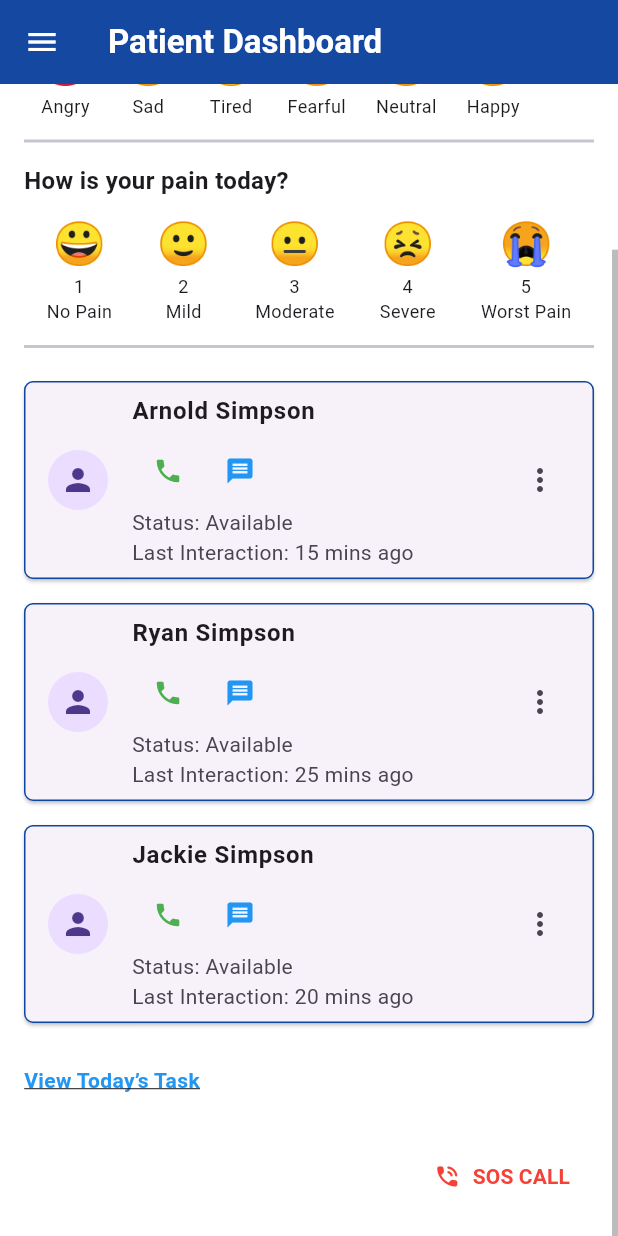
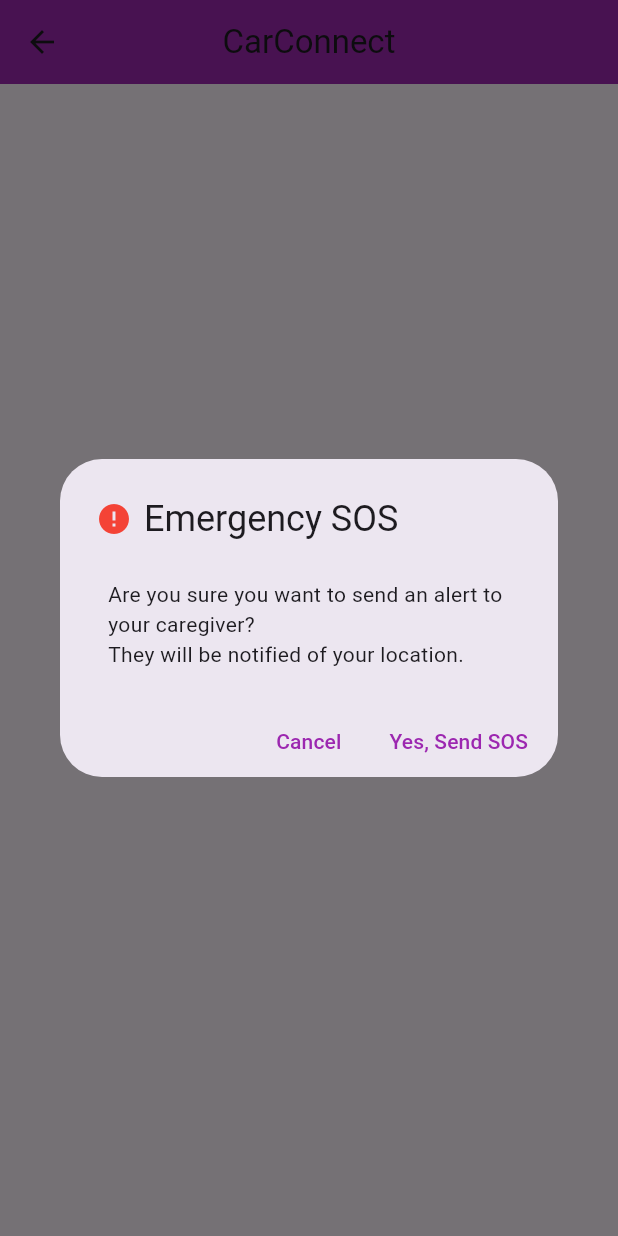
Before and after one commit to umgc/summer2025, a Flutter app: the PatientDashboard screen opened directly with empty values, scrolled down 129 dp, after a tap on "SOS CALL", on a phone screen of 412 x 824 dp. Run offline on Flutter 3.47's test engine with Material 3 defaults, Android fonts, the phone set to English and light mode, and no system bars; our stand-ins replace camera, confetti, file_picker, flutter_dotenv, flutter_secure_storage, image_picker and 2 more; missing offline and left inert: google_ml_kit, jitsi_meet_flutter_sdk; accounts and stored records are empty.

Commit message:
cc-Diana initial check in

```diff
--- /dev/null
+++ b/careconnect2025/frontend/lib/frontend/PatientDashboard/mainscreen.dart
@@ -0,0 +1,85 @@
+
+import 'package:care_connect_app/frontend/PatientDashboard/sosscreen.dart';
+import 'package:flutter/material.dart';
+
+import 'cancelscreen.dart';
+
+class EmergencyScreen extends StatefulWidget {
+  @override
+  _EmergencyScreenState createState() => _EmergencyScreenState();
+}
+
+class _EmergencyScreenState extends State<EmergencyScreen> {
+  @override
+  void initState() {
+    super.initState();
+    // Schedule dialog after build is complete
+    WidgetsBinding.instance.addPostFrameCallback((_) {
+      _showEmergencyDialog();
+    });
+  }
+
+  void _showEmergencyDialog() {
+    showDialog(
+      context: context,
+      builder: (context) => AlertDialog(
+        title: Padding(
+          padding: const EdgeInsets.only(bottom: 8.0),
+          child: Row(
+            children: [
+              Icon(Icons.error, color: Colors.red),
+              SizedBox(width: 8),
+              Text("Emergency SOS"),
+            ],
+          ),
+        ),
+        content: Padding(
+          padding: const EdgeInsets.symmetric(horizontal: 8.0),
+          child: Text(
+            "Are you sure you want to send an alert to your caregiver?\nThey will be notified of your location.",
+          ),
+        ),
+        actionsPadding: const EdgeInsets.symmetric(horizontal: 8.0),
+        actions: [
+          TextButton(
+            onPressed: () {
+              Navigator.pop(context);
+              Navigator.push(
+                context,
+                MaterialPageRoute(builder: (context) => CancelScreen()),
+              );
+            },
+            child: Text("Cancel", style: TextStyle(color: Colors.purple)),
+          ),
+          TextButton(
+            onPressed: () {
+              Navigator.pop(context);
+              Navigator.push(
+                context,
+                MaterialPageRoute(builder: (context) => SosScreen()),
+              );
+            },
+            child: Text("Yes, Send SOS", style: TextStyle(color: Colors.purple)),
+          ),
+        ],
+      ),
+    );
+  }
+
+  @override
+  Widget build(BuildContext context) {
+    return Scaffold(
+      appBar: AppBar(
+        title: Text("CarConnect"),
+        centerTitle: true,
+        backgroundColor: Colors.purple,
+      ),
+      body: Center(
+        child: Text(
+          "Emergency screen loaded",
+          style: TextStyle(fontSize: 18),
+        ),
+      ),
+    );
+  }
+}
--- a/careconnect2025/frontend/lib/frontend/PatientDashboard/patient_main_screen.dart
+++ b/careconnect2025/frontend/lib/frontend/PatientDashboard/patient_main_screen.dart
@@ -1,3 +1,4 @@
+import 'package:care_connect_app/frontend/PatientDashboard/mainscreen.dart';
 import 'package:flutter/material.dart';
 import 'package:care_connect_app/frontend/main_feed_screen.dart';
 
@@ -142,7 +143,12 @@ class _PatientDashboardState extends State<PatientDashboard> {
                 Align(
                   alignment: Alignment.bottomRight,
                   child: TextButton.icon(
-                    onPressed: () {},
+                    onPressed: () {
+                        Navigator.push(
+                          context,
+                          MaterialPageRoute(builder: (context) => EmergencyScreen()),
+                        );
+                      },
                     icon: const Icon(Icons.phone_in_talk_rounded, color: Colors.red),
                     label: const Text('SOS CALL', style: TextStyle(color: Colors.red, fontWeight: FontWeight.bold)),
                   ),
```
Also changed, not shown: careconnect2025/frontend/lib/frontend/PatientDashboard/cancelscreen.dart (added, +38 -0 lines), careconnect2025/frontend/lib/frontend/PatientDashboard/sosscreen.dart (added, +38 -0 lines).
